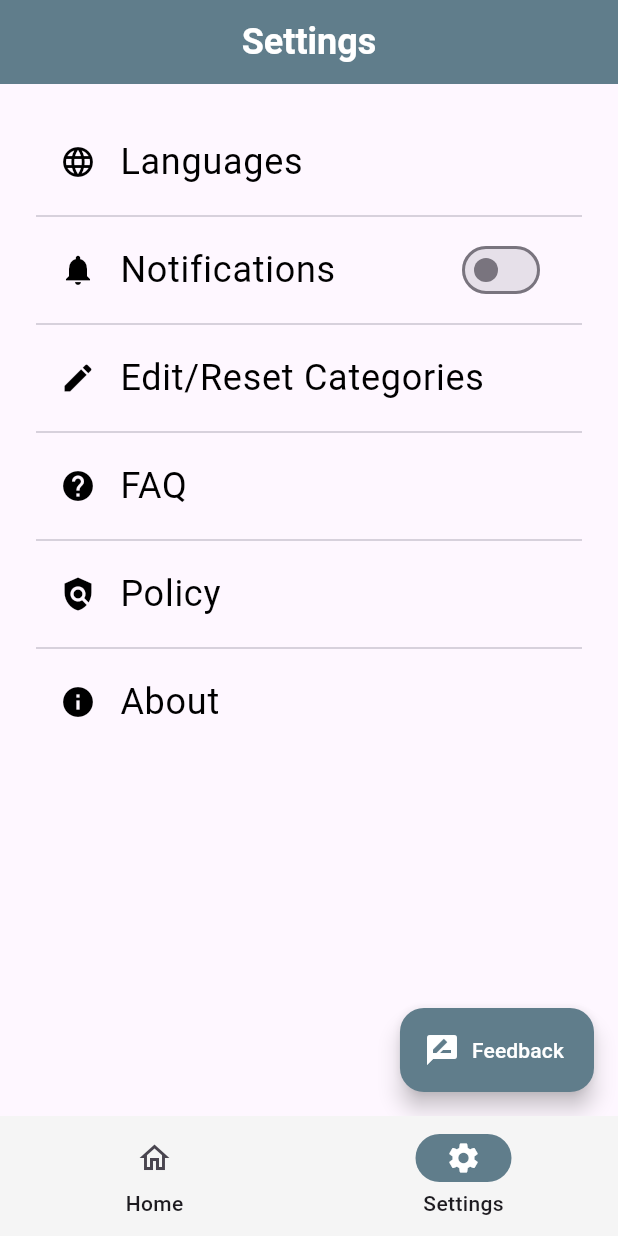
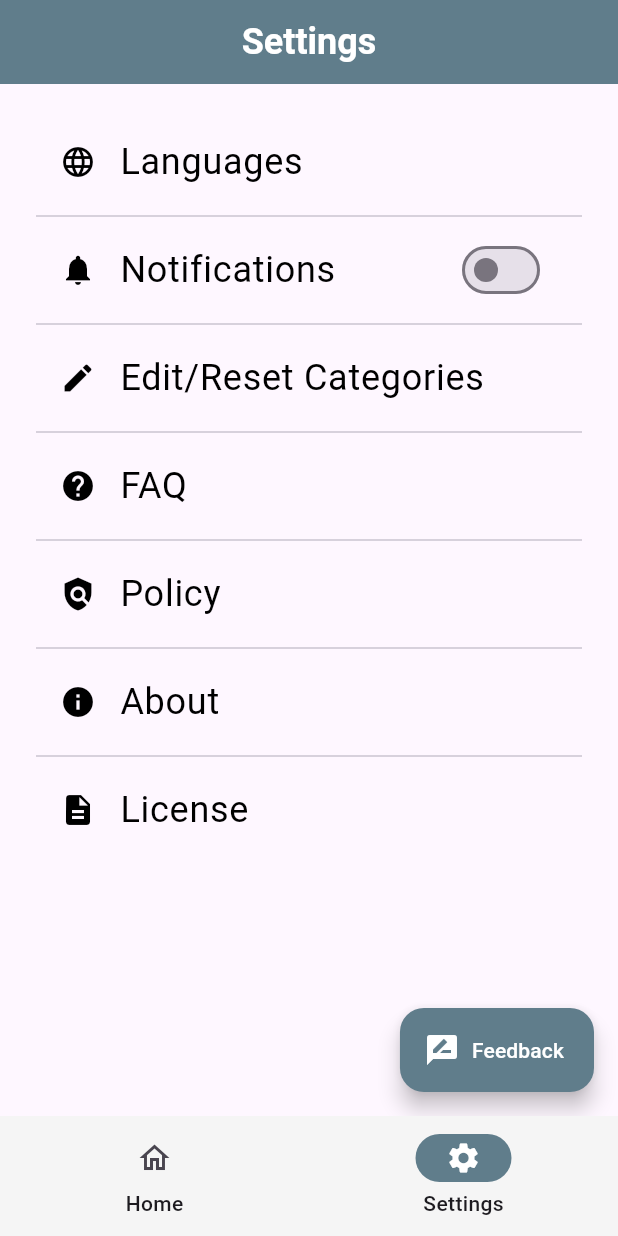
Before and after one commit to ForgerWise/FoodList, a Flutter app: the screen it shows after launch, item 2 of the bottom bar chosen, on a phone screen of 412 x 824 dp. Run offline on Flutter 3.47's test engine with Material 3 defaults, Android fonts, the phone set to English and light mode, and no system bars; our stand-ins replace flutter_local_notifications, flutter_slidable, flutter_staggered_animations, hive, hive_flutter, package_info_plus and 2 more; missing offline and left inert: android_alarm_manager_plus; accounts and stored records are empty; Roboto replaces fonts that are missing (IBM Plex Sans).

Commit message:
Add new license page to settings and update compile SDK version to 35

```diff
--- a/lib/l10n/intl_en.arb
+++ b/lib/l10n/intl_en.arb
@@ -162,5 +162,6 @@
       }
     }
   },
-  "specialThanksToAllContributorsBelow": "Special thanks to all contributors below!"
+  "specialThanksToAllContributorsBelow": "Special thanks to all contributors below!",
+  "license": "License"
 }
--- a/lib/l10n/intl_ja.arb
+++ b/lib/l10n/intl_ja.arb
@@ -162,5 +162,6 @@
       }
     }
   },
-  "specialThanksToAllContributorsBelow": "以下のすべての貢献者に特別な感謝を！"
+  "specialThanksToAllContributorsBelow": "以下のすべての貢献者に特別な感謝を！",
+  "license": "ライセンス"
 }
--- a/lib/l10n/intl_zh_TW.arb
+++ b/lib/l10n/intl_zh_TW.arb
@@ -162,5 +162,6 @@
       }
     }
   },
-  "specialThanksToAllContributorsBelow": "特別感謝以下所有貢獻者！"
+  "specialThanksToAllContributorsBelow": "特別感謝以下所有貢獻者！",
+  "license": "授權"
 }
--- a/lib/main.dart
+++ b/lib/main.dart
@@ -103,6 +103,7 @@ class MyAppState extends State<MyApp> {
         appBarTheme: const AppBarTheme(
           backgroundColor: Colors.blueGrey,
           iconTheme: IconThemeData(color: Colors.white),
+          centerTitle: true,
           titleTextStyle: TextStyle(
             color: Colors.white,
             fontSize: 24,
--- a/lib/page/setting_page.dart
+++ b/lib/page/setting_page.dart
@@ -141,6 +141,9 @@ class _SettingPageState extends State<SettingPage> {
             const Divider(),
             buildSettingTile(
                 context, Icons.info, S.of(context).about, const AboutPage()),
+            const Divider(),
+            buildSettingTile(
+                context, Icons.description, S.of(context).license, const LicensePage()),
           ],
         ),
       ),
--- a/pubspec.yaml
+++ b/pubspec.yaml
@@ -28,18 +28,18 @@ environment:
 # the latest version available on pub.dev. To see which dependencies have newer
 # versions available, run `flutter pub outdated`.
 dependencies:
-  android_alarm_manager_plus: ^4.0.3
+  android_alarm_manager_plus: 4.0.7
   flutter:
     sdk: flutter
   flutter_local_notifications: ^17.2.3
   flutter_localizations:
     sdk: flutter
-  flutter_slidable: ^3.0.0
+  flutter_slidable: 4.0.0
   flutter_staggered_animations: ^1.1.1
   flutter_svg: ^2.0.17
   hive: ^2.2.3
   hive_flutter: ^1.1.0
-  intl: ^0.19.0
+  intl: 0.20.2
   intl_utils: ^2.8.7
   package_info_plus: ^8.1.3
   permission_handler: ^11.3.1
```
Also changed, not shown: lib/generated/intl/messages_en.dart, lib/generated/intl/messages_ja.dart, lib/generated/intl/messages_zh_TW.dart, lib/generated/l10n.dart, pubspec.lock, 5 other files.
